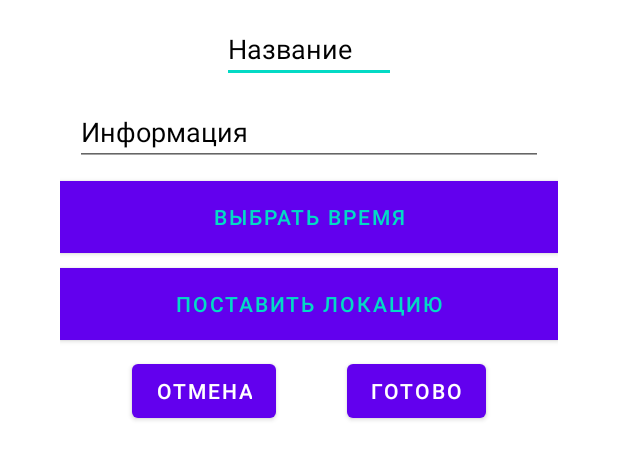
After one commit to maximgadelev/AndroidRepo, an Android app: the layout fragment_create_todo.xml on its own in the app's theme, with its tools: preview values and no code run, on a phone screen of 412 x 824 dp. The commit adds this screen. Shown: the top 459 px of the screen. Run offline under Robolectric (Android 15) with nearby library versions, the light colour scheme and no system bars.

Commit message:
"Done hw-9"

```diff
--- /dev/null
+++ b/app/src/main/res/layout/fragment_create_todo.xml
@@ -0,0 +1,72 @@
+<?xml version="1.0" encoding="utf-8"?>
+<androidx.constraintlayout.widget.ConstraintLayout xmlns:android="http://schemas.android.com/apk/res/android"
+    xmlns:app="http://schemas.android.com/apk/res-auto"
+    android:layout_width="match_parent"
+    android:layout_height="wrap_content"
+    android:background="@color/white"
+    android:layout_marginHorizontal="40dp">
+
+    <com.google.android.material.textfield.TextInputEditText
+        android:id="@+id/enter_title_text"
+        android:layout_marginTop="10dp"
+        android:layout_width="match_parent"
+        android:layout_height="match_parent"
+        android:hint="@string/title"
+        android:textColorHint="@color/black"
+        android:layout_marginHorizontal="108dp"
+        app:layout_constraintEnd_toEndOf="parent"
+        app:layout_constraintStart_toStartOf="parent"
+        app:layout_constraintTop_toTopOf="parent" />
+
+    <com.google.android.material.textfield.TextInputEditText
+        android:id="@+id/te_enter_description"
+        android:textColorHint="@color/black"
+        android:layout_marginTop="10dp"
+        android:layout_marginHorizontal="10dp"
+        android:layout_width="match_parent"
+        android:layout_height="0dp"
+        android:hint="@string/info"
+        app:layout_constraintTop_toBottomOf="@+id/enter_title_text" />
+
+    <com.google.android.material.button.MaterialButton
+        android:id="@+id/mb_setup_time"
+        android:layout_width="match_parent"
+        android:layout_height="wrap_content"
+        android:backgroundTint="@color/white"
+        android:text="@string/take_time"
+        android:background="@color/black"
+        android:textColor="@color/teal_200"
+        app:layout_constraintTop_toBottomOf="@+id/te_enter_description"
+        android:layout_marginTop="10dp"/>
+
+    <com.google.android.material.button.MaterialButton
+        android:id="@+id/mb_setup_location"
+        android:layout_width="match_parent"
+        android:layout_height="wrap_content"
+        android:background="@color/black"
+        android:backgroundTint="@color/white"
+        android:text="@string/seting_location"
+        android:textColor="@color/teal_200"
+        app:layout_constraintTop_toBottomOf="@+id/mb_setup_time"
+        android:layout_marginTop="10dp"/>
+    <Button
+        android:id="@+id/btn_dismiss"
+        android:layout_width="wrap_content"
+        android:layout_height="wrap_content"
+        android:layout_marginTop="10dp"
+        android:text="@string/dismiss"
+        app:layout_constraintEnd_toStartOf="@+id/b_ok"
+        app:layout_constraintStart_toStartOf="parent"
+        app:layout_constraintTop_toBottomOf="@+id/mb_setup_location" />
+
+    <Button
+        android:id="@+id/b_ok"
+        android:layout_width="wrap_content"
+        android:layout_height="wrap_content"
+        android:layout_marginTop="10dp"
+        android:text="@string/ok"
+        app:layout_constraintEnd_toEndOf="parent"
+        app:layout_constraintStart_toEndOf="@+id/btn_dismiss"
+        app:layout_constraintTop_toBottomOf="@+id/mb_setup_location" />
+
+</androidx.constraintlayout.widget.ConstraintLayout>
--- a/app/src/main/res/values/strings.xml
+++ b/app/src/main/res/values/strings.xml
@@ -1,3 +1,11 @@
 <resources>
-    <string name="app_name">My Application</string>
+    <string name="app_name">App</string>
+    <string name="delete_all">Удалить все</string>
+    <string name="new_task">Cоздайте первую цель</string>
+    <string name="dismiss">Отмена</string>
+    <string name="seting_location">Поставить локацию</string>
+    <string name="take_time">Выбрать время</string>
+    <string name="info">Информация</string>
+    <string name="title">Название</string>
+    <string name="ok">Готово</string>
 </resources>
```
Also changed, not shown: app/build.gradle (+7 -0 lines), app/src/main/AndroidManifest.xml (+5 -2 lines), app/src/main/java/com/example/myapplication/MainActivity.kt (+41 -1 lines), app/src/main/java/com/example/myapplication/TodoAdapter.kt (added, +53 -0 lines), app/src/main/java/com/example/myapplication/TodoListFragment.kt (added, +245 -0 lines), app/src/main/java/com/example/myapplication/database/DataBase.kt (added, +15 -0 lines), app/src/main/java/com/example/myapplication/database/DataBaseCreatror.kt (added, +20 -0 lines), app/src/main/java/com/example/myapplication/database/TodoDao.kt (added, +46 -0 lines), app/src/main/java/com/example/myapplication/entity/Todo.kt (added, +16 -0 lines), app/src/main/res/drawable/ic_baseline_add_24.xml (added, +10 -0 lines), app/src/main/res/drawable/ic_baseline_speaker_notes_off_24.xml (added, +10 -0 lines), app/src/main/res/layout/activity_main.xml (+4 -8 lines), app/src/main/res/layout/fragment_todo_list.xml (added, +47 -0 lines), app/src/main/res/layout/item_todo.xml (added, +53 -0 lines), 1 more files.
